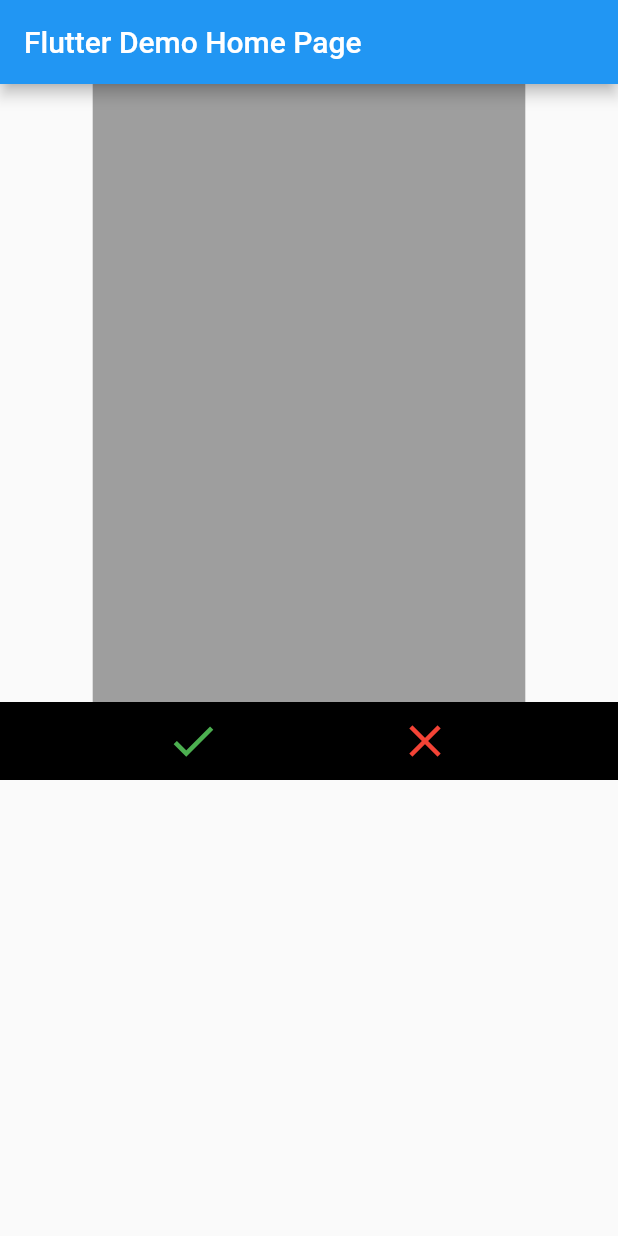
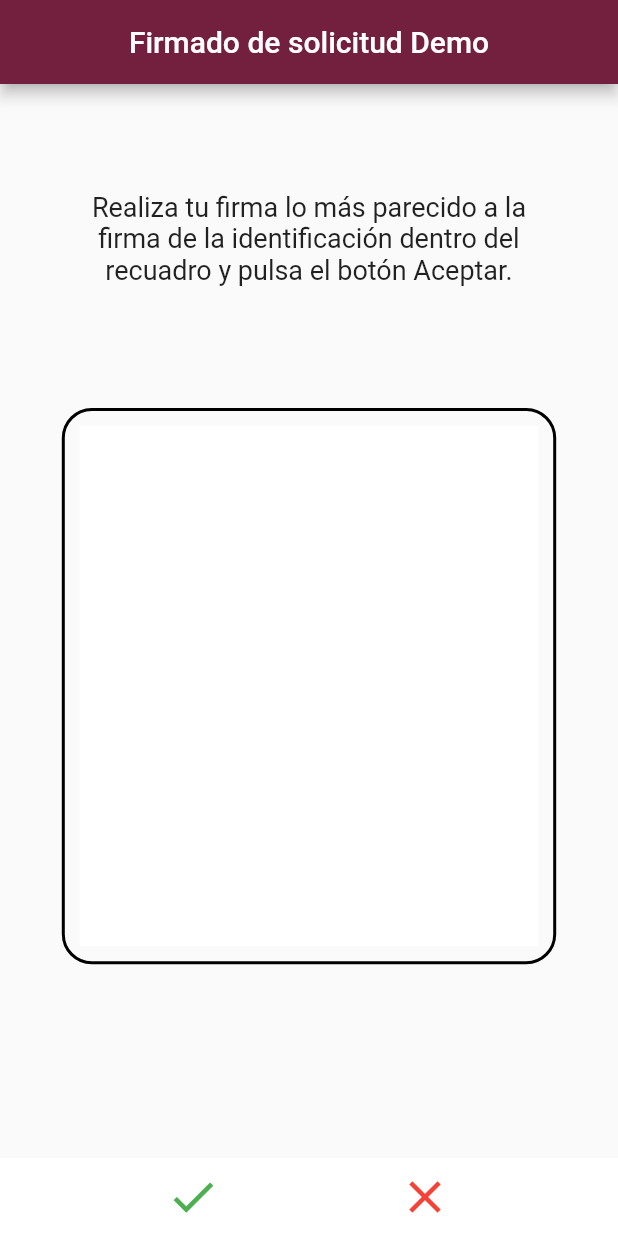
Before and after one commit to luigialejandro/flutter_signature_demo, a Flutter app: the screen it shows after launch, on a phone screen of 412 x 824 dp. Run offline on Flutter 3.47's test engine with Material 2 defaults, Android fonts, the phone set to English and light mode, and no system bars; drawn by our look-alikes of signature.

Commit message:
Building a more professional UI. As we can appreciate the body is divided in three parts. The first one is about the instructions, the second one a rounded corner container that harbours the signature field and finally the clear and accept buttons.

```diff
--- a/lib/main.dart
+++ b/lib/main.dart
@@ -54,19 +54,39 @@
   @override
   Widget build(BuildContext context) {
     return Scaffold(
+      //backgroundColor: Colors.transparent,
       appBar: AppBar(
-        title: Text(widget.title),
+        title: Text('Firmado de solicitud Demo'),
+        centerTitle: true,
+        backgroundColor: Color(0xff731F3E),
       ),
       body: Column(
         children: [
           Container(
-            width: MediaQuery.of(context).size.width * 0.7,
-            height: MediaQuery.of(context).size.height * 0.5,
+            height: MediaQuery.of(context).size.height * 0.25,
+            width: MediaQuery.of(context).size.width * 0.8,
+            child: Center(
+              child: Text(
+                'Realiza tu firma lo más parecido a la firma de la identificación dentro del recuadro y pulsa el botón Aceptar.',
+                textAlign: TextAlign.center,
+                style: TextStyle(fontSize: 18),
+              ),
+            ),
+          ),
+          Container(
+            width: MediaQuery.of(context).size.width * 0.8,
+            height: MediaQuery.of(context).size.height * 0.45,
+            margin: EdgeInsets.all(10),
+            padding: EdgeInsets.all(10),
+            decoration: BoxDecoration(
+                border: Border.all(width: 2.0),
+                borderRadius: BorderRadius.all(Radius.circular(20.0))),
             child: Signature(
               controller: controller,
-              //backgroundColor: Colors.black,
+              backgroundColor: Colors.white,
             ),
           ),
+          Spacer(),
           buildButtons(context),
         ],
       ), // This trailing comma makes auto-formatting nicer for build methods.
@@ -74,7 +94,7 @@
   }
 
   Widget buildButtons(BuildContext context) => Container(
-        color: Colors.black,
+        color: Colors.white,
         child: Row(
           mainAxisAlignment: MainAxisAlignment.spaceEvenly,
           children: [
@@ -94,6 +114,8 @@
             await Navigator.of(context).push(MaterialPageRoute(
               builder: (context) => SignaturePreviewPage(signature: signature),
             ));
+
+            controller.clear();
           }
         },
       );
--- a/lib/signature_preview_page.dart
+++ b/lib/signature_preview_page.dart
@@ -22,6 +22,12 @@ class _SignaturePreviewPageState extends State<SignaturePreviewPage> {
           leading: CloseButton(),
           title: Text('Storage Signature'),
           centerTitle: true,
+          actions: [
+            IconButton(
+              icon: Icon(Icons.done),
+              onPressed: () {},
+            )
+          ],
         ),
         body: Center(
           child: Image.memory(widget.signature),
```
